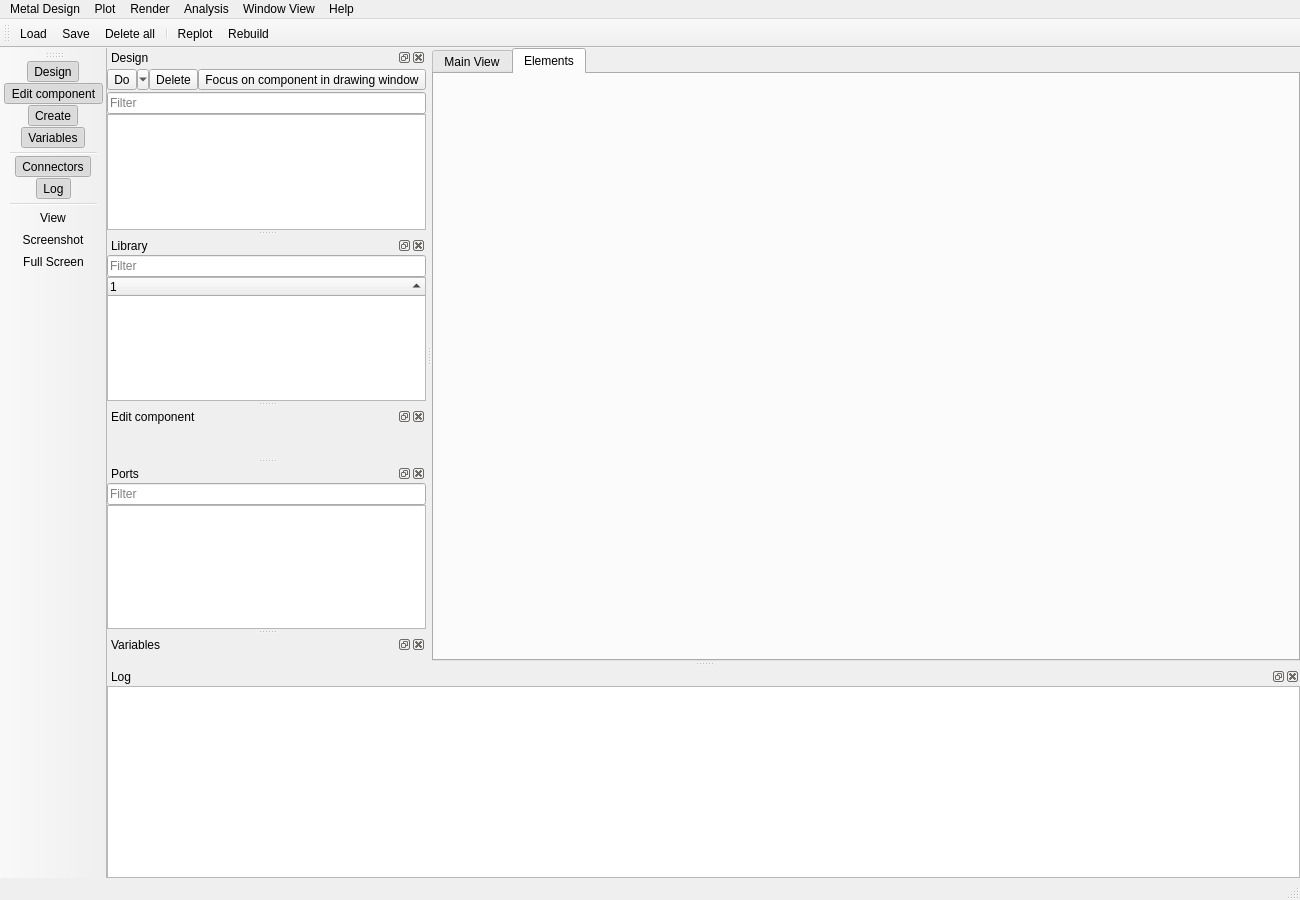
First picture: the form in qiskit_metal/_gui/main_window_ui.ui, repository qiskit-community/qiskit-metal, before the edit.
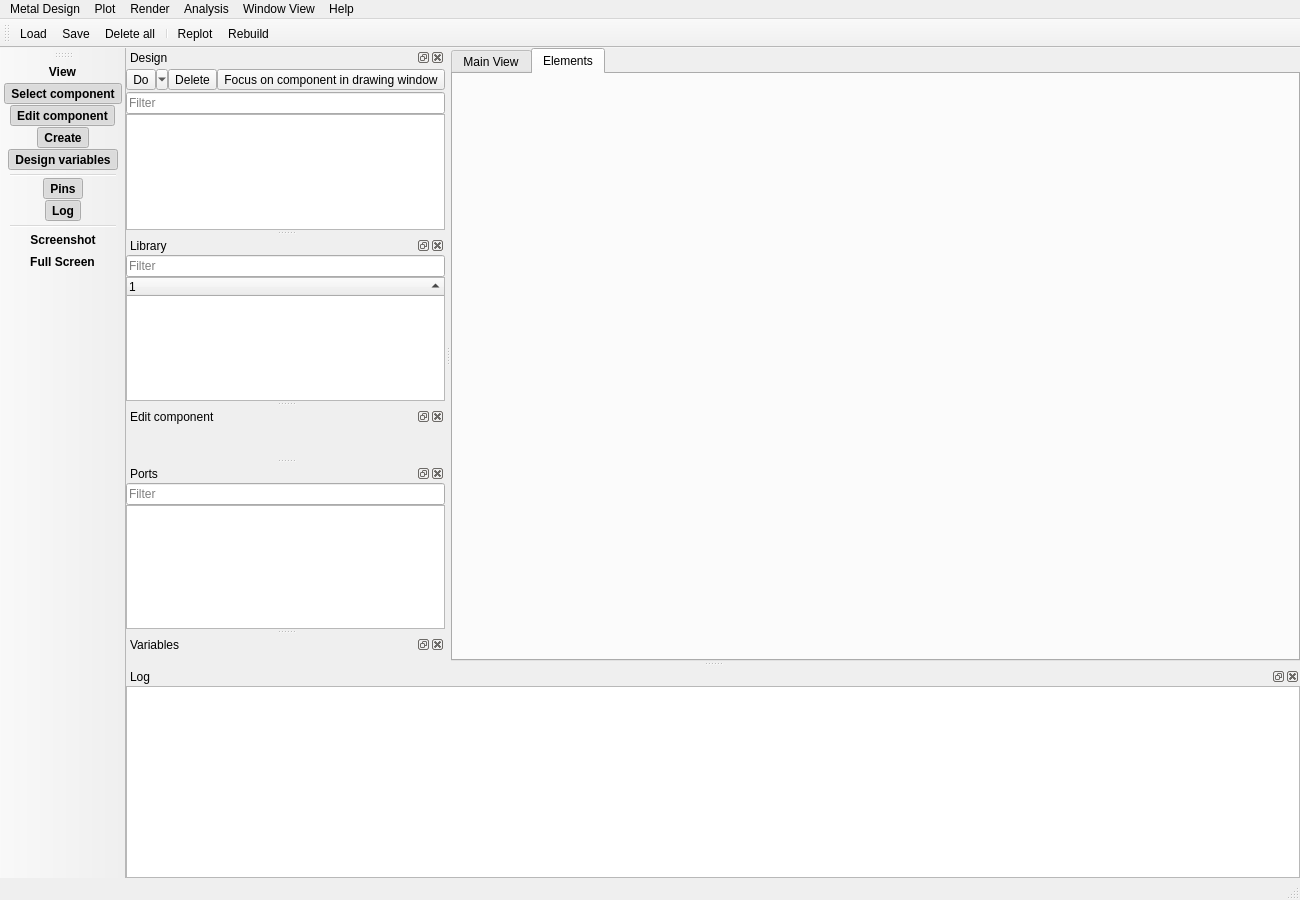
Second picture: the form after the edit. Icons and pictures are not drawn. Custom widgets are drawn as their Qt base class.

Commit message: GUI: Last commit + this: EXPANDING widget toolbar!

Patch:
```diff
--- a/qiskit_metal/_gui/main_window_ui.ui
+++ b/qiskit_metal/_gui/main_window_ui.ui
@@ -295,7 +295,13 @@
    <addaction name="action_full_refresh"/>
    <addaction name="actionRebuild"/>
   </widget>
-  <widget class="QToolBar" name="toolBarView">
+  <widget class="QToolBarExpanding" name="toolBarView">
+   <property name="font">
+    <font>
+     <weight>75</weight>
+     <bold>true</bold>
+    </font>
+   </property>
    <property name="windowTitle">
     <string>View Toolbar</string>
    </property>
@@ -317,6 +323,7 @@
    <attribute name="toolBarBreak">
     <bool>false</bool>
    </attribute>
+   <addaction name="actionViewDummyLabel"/>
    <addaction name="actionDesign"/>
    <addaction name="actionComponent"/>
    <addaction name="actionNewComponent"/>
@@ -325,7 +332,6 @@
    <addaction name="actionConnectors"/>
    <addaction name="actionLog"/>
    <addaction name="separator"/>
-   <addaction name="actionViewDummyLabel"/>
    <addaction name="actionScreenshot"/>
    <addaction name="actionFull_Screen"/>
   </widget>
@@ -838,7 +844,7 @@
      <normaloff>:/design</normaloff>:/design</iconset>
    </property>
    <property name="text">
-    <string>Design</string>
+    <string>Select component</string>
    </property>
    <property name="toolTip">
     <string>Show design window -- select components (show/hide)</string>
@@ -998,7 +1004,7 @@
      <normaloff>:/connectors</normaloff>:/connectors</iconset>
    </property>
    <property name="text">
-    <string>Connectors</string>
+    <string>Pins</string>
    </property>
    <property name="toolTip">
     <string>Show connectors</string>
@@ -1173,7 +1179,7 @@
      <normaloff>:/variables</normaloff>:/variables</iconset>
    </property>
    <property name="text">
-    <string>Variables</string>
+    <string>Design variables</string>
    </property>
    <property name="toolTip">
     <string>Edit design variables</string>
@@ -1184,6 +1190,11 @@
   </action>
  </widget>
  <customwidgets>
+  <customwidget>
+   <class>QToolBarExpanding</class>
+   <extends>QToolBar</extends>
+   <header>.widgets.expanding_toolbar</header>
+  </customwidget>
   <customwidget>
    <class>QTextEditLogger</class>
    <extends>QTextEdit</extends>
```
Left out of the diff: 4 changed lines with no effect on the pictures. The commit also changes 5 other files.
